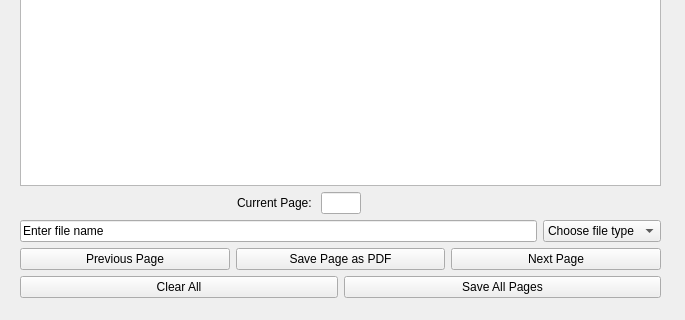
This is pdfProcessingWidget.ui in jacobpfondevida/PDF-Page-Splitter as Qt 5 draws it before an edit; both pictures show x 0 to 685 and y 343 to 663 of the 685 by 663 pixel window. The edited form follows.
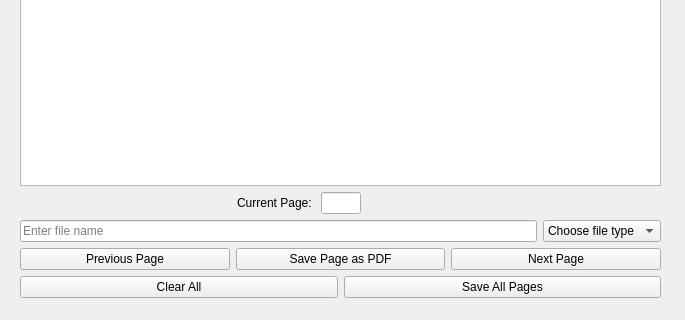
This is the edited form.

Commit message: placeholder text for file name, add Lab Invoice doctype, persist output directory choice

```diff
--- a/pdfProcessingWidget.ui
+++ b/pdfProcessingWidget.ui
@@ -65,6 +65,9 @@
       <item>
        <widget class="QLineEdit" name="fileNameLineEdit">
         <property name="text">
+         <string/>
+        </property>
+        <property name="placeholderText">
          <string>Enter file name</string>
         </property>
        </widget>
```
The commit also changes 2 other files.
